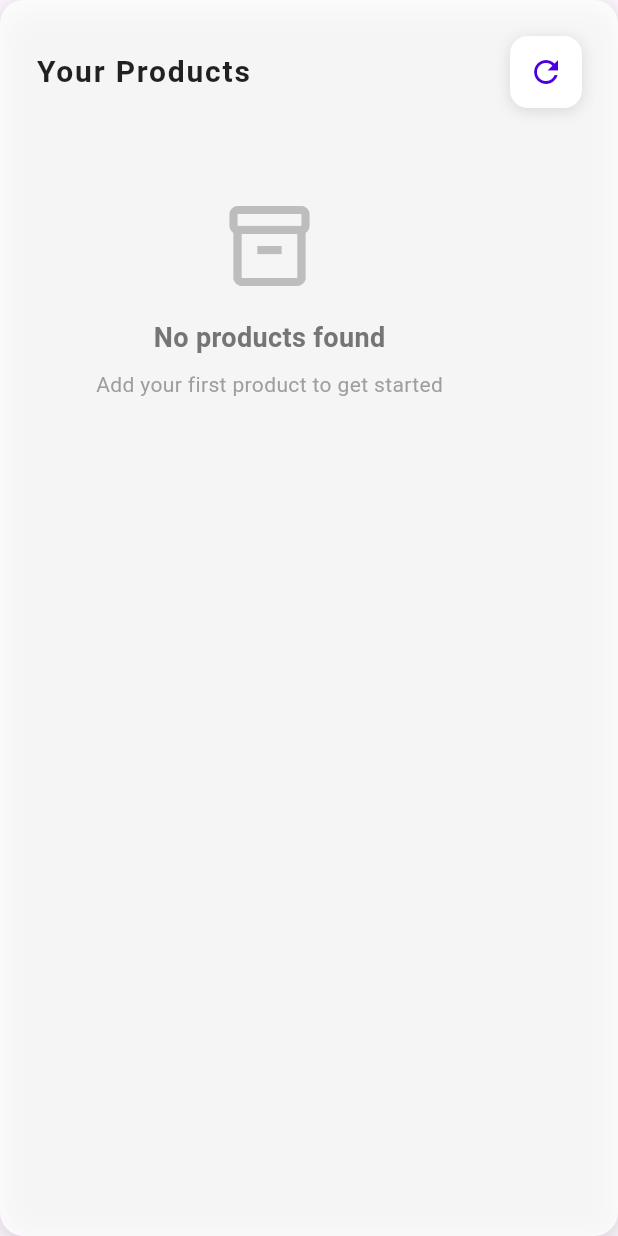
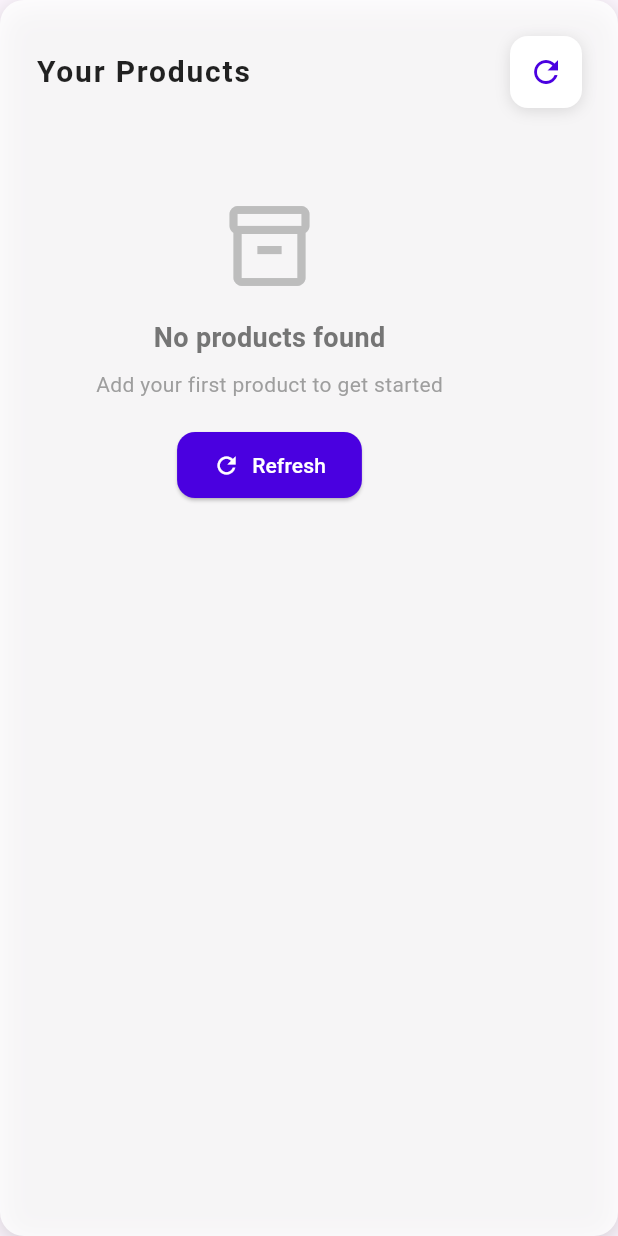
Before and after one commit to ishant9805/Inventro, a Flutter app: the ProductGrid widget shown alone on an empty page, opened directly with empty values, on a phone screen of 412 x 824 dp. Run offline on Flutter 3.47's test engine with Material 3 defaults, Android fonts, the phone set to English and light mode, and no system bars; our stand-ins replace get, get_storage, shared_preferences; accounts and stored records are empty.

Commit message:
fix the add product bugs

```diff
--- a/lib/app/modules/auth/views/manager/widgets/product_detail_dialog.dart
+++ b/lib/app/modules/auth/views/manager/widgets/product_detail_dialog.dart
@@ -135,7 +135,7 @@ class ProductDetailDialog extends StatelessWidget {
                         Icons.history,
                         [
                           if (product.createdAt != null)
-                            _buildDetailItem('Created', _formatDateTime(_safeString(product.createdAt)), Icons.add_circle_outline),
+                            _buildDetailItem('Date Added', product.formattedCreatedAt, Icons.add_circle_outline),
                           if (product.updatedAt != null)
                             _buildDetailItem('Last Updated', _formatDateTime(_safeString(product.updatedAt)), Icons.update),
                         ],
@@ -236,8 +236,7 @@ class ProductDetailDialog extends StatelessWidget {
             ),
           ),
         ],
-      ),
-    );
+      ));
   }
 
   Widget _buildInfoCard(String title, IconData icon, List<Widget> children) {
--- a/lib/app/modules/auth/views/manager/widgets/product_grid.dart
+++ b/lib/app/modules/auth/views/manager/widgets/product_grid.dart
@@ -75,6 +75,7 @@ class ProductGrid extends StatelessWidget {
           const SizedBox(height: 20),
 
           Obx(() {
+            // Show loading spinner for initial load
             if (dashboardController.isLoading.value && dashboardController.products.isEmpty) {
               return Container(
                 padding: const EdgeInsets.all(40),
@@ -86,6 +87,65 @@ class ProductGrid extends StatelessWidget {
               );
             }
 
+            // Show error state with retry option
+            if (dashboardController.hasError.value && dashboardController.products.isEmpty) {
+              return Container(
+                padding: const EdgeInsets.all(40),
+                child: Column(
+                  children: [
+                    Icon(Icons.error_outline, size: 64, color: Colors.red[400]),
+                    const SizedBox(height: 16),
+                    Text(
+                      'Failed to Load Products',
+                      style: TextStyle(fontSize: 18, color: Colors.red[600], fontWeight: FontWeight.w600),
+                    ),
+                    const SizedBox(height: 8),
+                    Text(
+                      dashboardController.errorMessage.value.isNotEmpty
+                        ? dashboardController.errorMessage.value
+                        : 'Unable to connect to server. Please check your internet connection.',
+                      style: TextStyle(color: Colors.grey[600]),
+                      textAlign: TextAlign.center,
+                    ),
+                    const SizedBox(height: 20),
+                    Row(
+                      mainAxisAlignment: MainAxisAlignment.center,
+                      children: [
+                        ElevatedButton.icon(
+                          onPressed: dashboardController.retryFetch,
+                          icon: const Icon(Icons.refresh),
+                          label: const Text('Retry'),
+                          style: ElevatedButton.styleFrom(
+                            backgroundColor: const Color(0xFF4A00E0),
+                            foregroundColor: Colors.white,
+                            padding: const EdgeInsets.symmetric(horizontal: 24, vertical: 12),
+                            shape: RoundedRectangleBorder(
+                              borderRadius: BorderRadius.circular(12),
+                            ),
+                          ),
+                        ),
+                        const SizedBox(width: 12),
+                        OutlinedButton.icon(
+                          onPressed: dashboardController.testBackendConnection,
+                          icon: const Icon(Icons.network_check),
+                          label: const Text('Test Connection'),
+                          style: OutlinedButton.styleFrom(
+                            foregroundColor: const Color(0xFF4A00E0),
+                            side: const BorderSide(color: Color(0xFF4A00E0)),
+                            padding: const EdgeInsets.symmetric(horizontal: 24, vertical: 12),
+                            shape: RoundedRectangleBorder(
+                              borderRadius: BorderRadius.circular(12),
+                            ),
+                          ),
+                        ),
+                      ],
+                    ),
+                  ],
+                ),
+              );
+            }
+
+            // Show empty state when no products but no error
             if (dashboardController.products.isEmpty) {
               return Container(
                 padding: const EdgeInsets.all(40),
@@ -102,11 +162,26 @@ class ProductGrid extends StatelessWidget {
                       'Add your first product to get started',
                       style: TextStyle(color: Colors.grey[500]),
                     ),
+                    const SizedBox(height: 20),
+                    ElevatedButton.icon(
+                      onPressed: dashboardController.refreshProducts,
+                      icon: const Icon(Icons.refresh),
+                      label: const Text('Refresh'),
+                      style: ElevatedButton.styleFrom(
+                        backgroundColor: const Color(0xFF4A00E0),
+                        foregroundColor: Colors.white,
+                        padding: const EdgeInsets.symmetric(horizontal: 24, vertical: 12),
+                        shape: RoundedRectangleBorder(
+                          borderRadius: BorderRadius.circular(12),
+                        ),
+                      ),
+                    ),
                   ],
                 ),
               );
             }
 
+            // Show products list
             return ListView.builder(
               shrinkWrap: true,
               physics: const NeverScrollableScrollPhysics(),
--- a/pubspec.yaml
+++ b/pubspec.yaml
@@ -34,6 +34,7 @@ dependencies:
   get: ^4.7.2
   shared_preferences: ^2.5.3
   get_storage: ^2.1.1
+  intl: ^0.19.0
 
 
   # The following adds the Cupertino Icons font to your application.
```
Also changed, not shown: lib/app/data/models/product_model.dart (+20 -1 lines), lib/app/data/services/product_service.dart (+66 -36 lines), lib/app/modules/auth/controller/add_product_controller.dart (+30 -15 lines), lib/app/modules/auth/controller/dashboard_controller.dart (+59 -14 lines), pubspec.lock.
